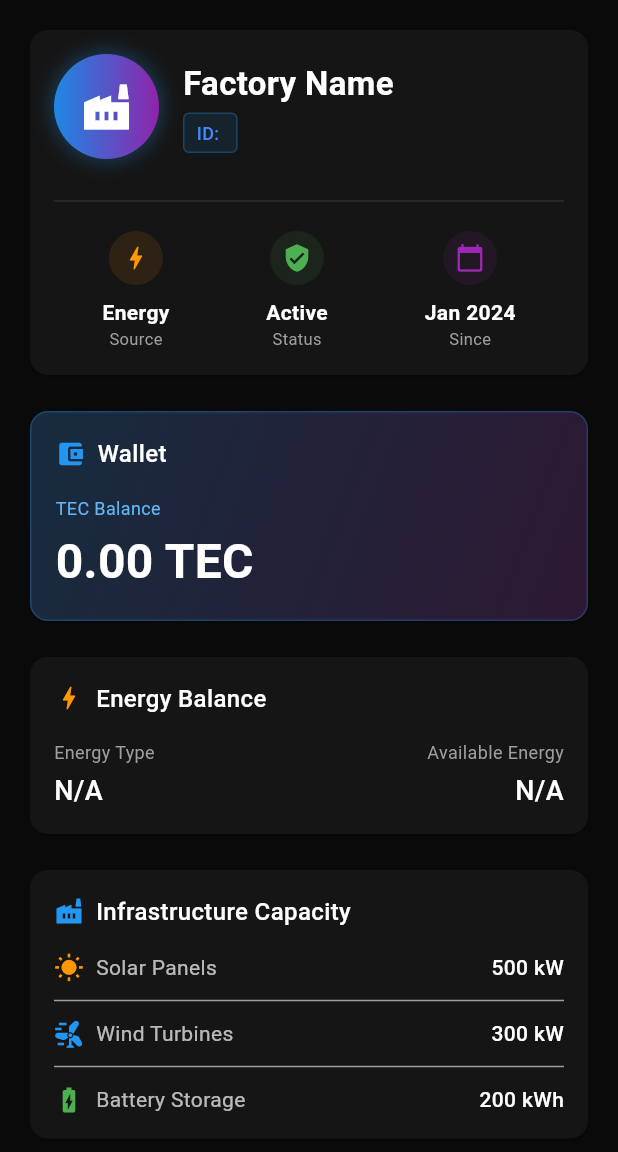
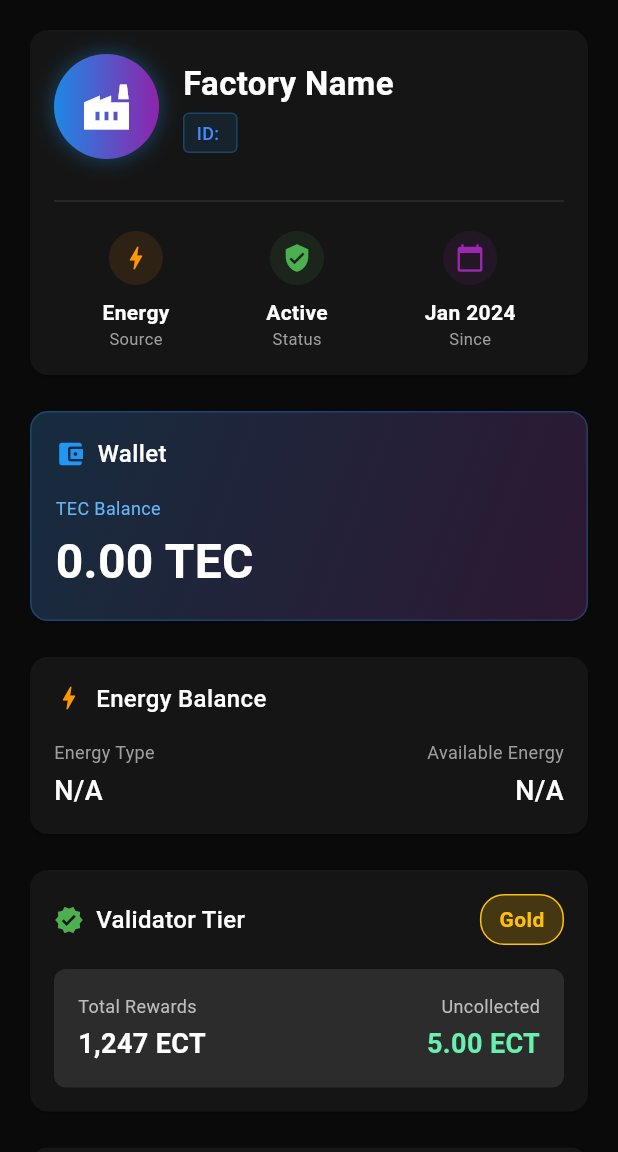
Before and after one commit to Triki-Amir/EcoGuardians-main, a Flutter app: the ProfileScreen screen opened directly with empty values, on a phone screen of 412 x 824 dp, the part 84-1236 px from its top. Run offline on Flutter 3.47's test engine with Material 3 defaults, Android fonts, the phone set to English and light mode, and no system bars; our stand-ins replace fl_chart; network calls fail.

Commit message:
Remove hardcoded Infrastructure Capacity section with forced energy values
Co-authored-by: Triki-Amir <191172275+Triki-Amir@users.noreply.github.com>

```diff
--- a/flutter_application_1/lib/screens/profile_screen.dart
+++ b/flutter_application_1/lib/screens/profile_screen.dart
@@ -499,55 +499,6 @@ class _ProfileScreenState extends State<ProfileScreen> {
             ),
             const SizedBox(height: 16),
 
-            // Infrastructure Capacity
-            Card(
-              color: Colors.grey.shade900.withOpacity(0.5),
-              child: Padding(
-                padding: const EdgeInsets.all(16),
-                child: Column(
-                  crossAxisAlignment: CrossAxisAlignment.start,
-                  children: [
-                    const Row(
-                      children: [
-                        Icon(Icons.factory, color: Colors.blue, size: 20),
-                        SizedBox(width: 8),
-                        Text(
-                          'Infrastructure Capacity',
-                          style: TextStyle(
-                            color: Colors.white,
-                            fontSize: 16,
-                            fontWeight: FontWeight.w500,
-                          ),
-                        ),
-                      ],
-                    ),
-                    const SizedBox(height: 16),
-                    _buildInfrastructureRow(
-                      Icons.wb_sunny,
-                      Colors.orange,
-                      'Solar Panels',
-                      '500 kW',
-                    ),
-                    const Divider(color: Colors.grey, height: 24),
-                    _buildInfrastructureRow(
-                      Icons.wind_power,
-                      Colors.blue,
-                      'Wind Turbines',
-                      '300 kW',
-                    ),
-                    const Divider(color: Colors.grey, height: 24),
-                    _buildInfrastructureRow(
-                      Icons.battery_charging_full,
-                      Colors.green,
-                      'Battery Storage',
-                      '200 kWh',
-                    ),
-                  ],
-                ),
-              ),
-            ),
-            const SizedBox(height: 16),
-
             // Validator Tier
             Card(
               color: Colors.grey.shade900.withOpacity(0.5),
@@ -1004,33 +955,6 @@ class _ProfileScreenState extends State<ProfileScreen> {
     );
   }
 
-  Widget _buildInfrastructureRow(
-    IconData icon,
-    Color color,
-    String label,
-    String value,
-  ) {
-    return Row(
-      mainAxisAlignment: MainAxisAlignment.spaceBetween,
-      children: [
-        Row(
-          children: [
-            Icon(icon, color: color, size: 20),
-            const SizedBox(width: 8),
-            Text(label, style: const TextStyle(color: Colors.white70)),
-          ],
-        ),
-        Text(
-          value,
-          style: const TextStyle(
-            color: Colors.white,
-            fontWeight: FontWeight.w500,
-          ),
-        ),
-      ],
-    );
-  }
-
   Widget _buildProfileDetailItem(
     IconData icon,
     String value,
```
